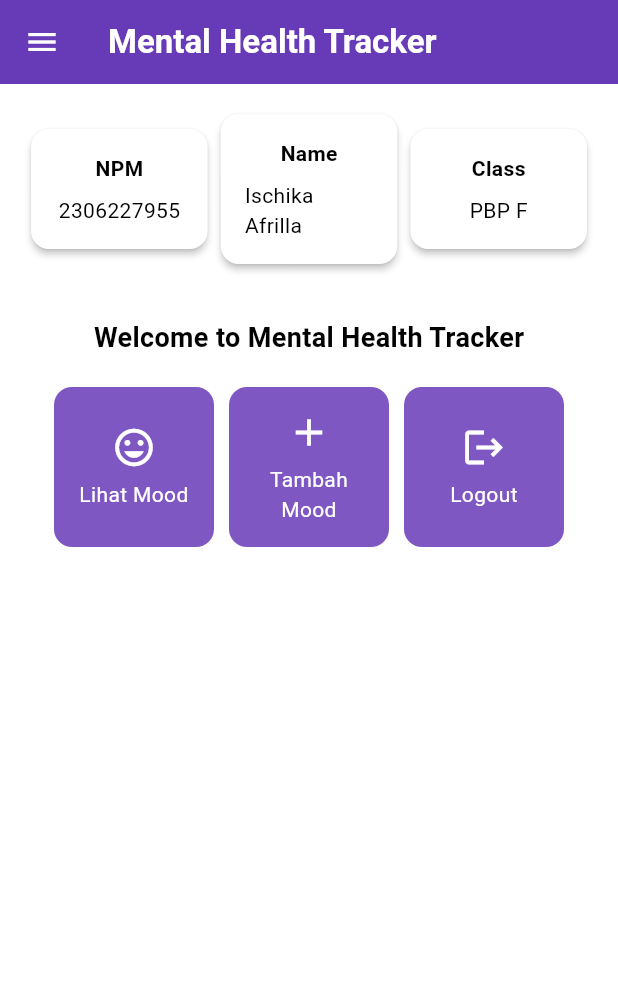
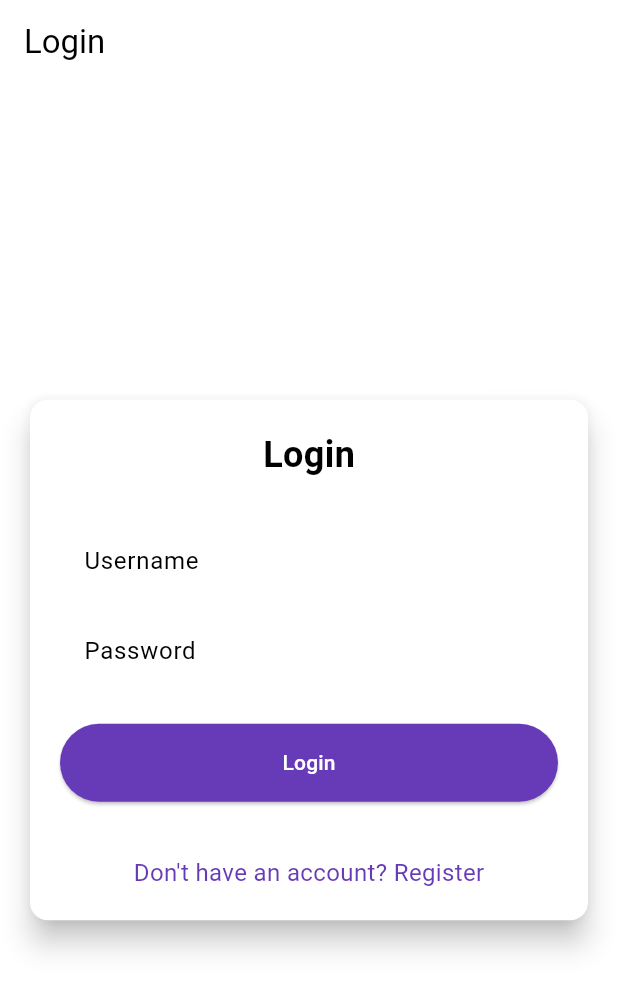
Before and after one commit to kaachiii/mental-health-tracker-mobile, a Flutter app: the screen it shows after launch, on a phone screen of 412 x 824 dp. Shown: the top 991 px of the screen. Run offline on Flutter 3.47's test engine with Material 3 defaults, Android fonts, the phone set to English and light mode, and no system bars; missing offline and left inert: pbp_django_auth.

Commit message:
Mengerjakan tutorial 8

```diff
--- a/lib/main.dart
+++ b/lib/main.dart
@@ -1,5 +1,9 @@
 import 'package:flutter/material.dart';
 import 'package:mental_health_tracker/screens/menu.dart';
+import 'package:pbp_django_auth/pbp_django_auth.dart';
+import 'package:provider/provider.dart';
+import 'package:mental_health_tracker/screens/login.dart';
+import 'package:mental_health_tracker/screens/register.dart';
 
 void main() {
   runApp(const MyApp());
@@ -8,31 +12,23 @@ void main() {
 class MyApp extends StatelessWidget {
   const MyApp({super.key});
 
-  // This widget is the root of your application.
   @override
   Widget build(BuildContext context) {
-    return MaterialApp(
-      title: 'Flutter Demo',
-      theme: ThemeData(
-        // This is the theme of your application.
-        //
-        // TRY THIS: Try running your application with "flutter run". You'll see
-        // the application has a purple toolbar. Then, without quitting the app,
-        // try changing the seedColor in the colorScheme below to Colors.green
-        // and then invoke "hot reload" (save your changes or press the "hot
-        // reload" button in a Flutter-supported IDE, or press "r" if you used
-        // the command line to start the app).
-        //
-        // Notice that the counter didn't reset back to zero; the application
-        // state is not lost during the reload. To reset the state, use hot
-        // restart instead.
-        //
-        // This works for code too, not just values: Most code changes can be
-        // tested with just a hot reload.
-        colorScheme: ColorScheme.fromSwatch(primarySwatch: Colors.deepPurple,).copyWith(secondary: Colors.deepPurple[400]),
-        useMaterial3: true,
+    return Provider(
+      create: (_) {
+        CookieRequest request = CookieRequest();
+        return request;
+      },
+      child: MaterialApp(
+        title: 'Mental Health Tracker',
+        theme: ThemeData(
+          useMaterial3: true,
+          colorScheme: ColorScheme.fromSwatch(
+            primarySwatch: Colors.deepPurple,
+          ).copyWith(secondary: Colors.deepPurple[400]),
+        ),
+        home: const LoginPage(),
       ),
-      home: MyHomePage(),
     );
   }
 }
--- /dev/null
+++ b/lib/screens/login.dart
@@ -0,0 +1,182 @@
+import 'package:mental_health_tracker/screens/menu.dart';
+import 'package:flutter/material.dart';
+import 'package:pbp_django_auth/pbp_django_auth.dart';
+import 'package:provider/provider.dart';
+import 'package:mental_health_tracker/screens/register.dart';
+// TODO: Import halaman RegisterPage jika sudah dibuat
+
+void main() {
+  runApp(const LoginApp());
+}
+
+class LoginApp extends StatelessWidget {
+  const LoginApp({super.key});
+
+  @override
+  Widget build(BuildContext context) {
+    return MaterialApp(
+      title: 'Login',
+      theme: ThemeData(
+        useMaterial3: true,
+        colorScheme: ColorScheme.fromSwatch(
+          primarySwatch: Colors.deepPurple,
+        ).copyWith(secondary: Colors.deepPurple[400]),
+      ),
+      home: const LoginPage(),
+    );
+  }
+}
+
+class LoginPage extends StatefulWidget {
+  const LoginPage({super.key});
+
+  @override
+  State<LoginPage> createState() => _LoginPageState();
+}
+
+class _LoginPageState extends State<LoginPage> {
+  final TextEditingController _usernameController = TextEditingController();
+  final TextEditingController _passwordController = TextEditingController();
+
+  @override
+  Widget build(BuildContext context) {
+    final request = context.watch<CookieRequest>();
+
+    return Scaffold(
+      appBar: AppBar(
+        title: const Text('Login'),
+      ),
+      body: Center(
+        child: SingleChildScrollView(
+          padding: const EdgeInsets.all(16.0),
+          child: Card(
+            elevation: 8,
+            shape: RoundedRectangleBorder(
+              borderRadius: BorderRadius.circular(12.0),
+            ),
+            child: Padding(
+              padding: const EdgeInsets.all(20.0),
+              child: Column(
+                mainAxisSize: MainAxisSize.min,
+                children: [
+                  const Text(
+                    'Login',
+                    style: TextStyle(
+                      fontSize: 24.0,
+                      fontWeight: FontWeight.bold,
+                    ),
+                  ),
+                  const SizedBox(height: 30.0),
+                  TextField(
+                    controller: _usernameController,
+                    decoration: const InputDecoration(
+                      labelText: 'Username',
+                      hintText: 'Enter your username',
+                      border: OutlineInputBorder(
+                        borderRadius: BorderRadius.all(Radius.circular(12.0)),
+                      ),
+                      contentPadding:
+                          EdgeInsets.symmetric(horizontal: 12.0, vertical: 8.0),
+                    ),
+                  ),
+                  const SizedBox(height: 12.0),
+                  TextField(
+                    controller: _passwordController,
+                    decoration: const InputDecoration(
+                      labelText: 'Password',
+                      hintText: 'Enter your password',
+                      border: OutlineInputBorder(
+                        borderRadius: BorderRadius.all(Radius.circular(12.0)),
+                      ),
+                      contentPadding:
+                          EdgeInsets.symmetric(horizontal: 12.0, vertical: 8.0),
+                    ),
+                    obscureText: true,
+                  ),
+                  const SizedBox(height: 24.0),
+                  ElevatedButton(
+                    onPressed: () async {
+                      String username = _usernameController.text;
+                      String password = _passwordController.text;
+
+                      // Cek kredensial
+                      // TODO: Ganti URL dan jangan lupa tambahkan trailing slash (/) di akhir URL!
+                      // Untuk menyambungkan Android emulator dengan Django pada localhost,
+                      // gunakan URL http://10.0.2.2/
+                      final response = await request
+                          .login("http://127.0.0.1:8000/auth/login/", {
+                        'username': username,
+                        'password': password,
+                      });
+
+                      if (request.loggedIn) {
+                        String message = response['message'];
+                        String uname = response['username'];
+                        if (context.mounted) {
+                          Navigator.pushReplacement(
+                            context,
+                            MaterialPageRoute(
+                                builder: (context) => MyHomePage()),
+                          );
+                          ScaffoldMessenger.of(context)
+                            ..hideCurrentSnackBar()
+                            ..showSnackBar(
+                              SnackBar(
+                                  content:
+                                      Text("$message Selamat datang, $uname.")),
+                            );
+                        }
+                      } else {
+                        if (context.mounted) {
+                          showDialog(
+                            context: context,
+                            builder: (context) => AlertDialog(
+                              title: const Text('Login Gagal'),
+                              content: Text(response['message']),
+                              actions: [
+                                TextButton(
+                                  child: const Text('OK'),
+                                  onPressed: () {
+                                    Navigator.pop(context);
+                                  },
+                                ),
+                              ],
+                            ),
+                          );
+                        }
+                      }
+                    },
+                    style: ElevatedButton.styleFrom(
+                      foregroundColor: Colors.white,
+                      minimumSize: Size(double.infinity, 50),
+                      backgroundColor: Theme.of(context).colorScheme.primary,
+                      padding: const EdgeInsets.symmetric(vertical: 16.0),
+                    ),
+                    child: const Text('Login'),
+                  ),
+                  const SizedBox(height: 36.0),
+                  GestureDetector(
+                    onTap: () {
+                      Navigator.push(
+                        context,
+                        MaterialPageRoute(
+                            builder: (context) => const RegisterPage()),
+                      );
+                    },
+                    child: Text(
+                      'Don\'t have an account? Register',
+                      style: TextStyle(
+                        color: Theme.of(context).colorScheme.primary,
+                        fontSize: 16.0,
+                      ),
+                    ),
+                  ),
+                ],
+              ),
+            ),
+          ),
+        ),
+      ),
+    );
+  }
+}
--- a/pubspec.yaml
+++ b/pubspec.yaml
@@ -35,6 +35,9 @@ dependencies:
   # The following adds the Cupertino Icons font to your application.
   # Use with the CupertinoIcons class for iOS style icons.
   cupertino_icons: ^1.0.8
+  provider: ^6.1.2
+  pbp_django_auth: ^0.4.0
+  http: ^1.2.2
 
 dev_dependencies:
   flutter_test:
```
Also changed, not shown: lib/models/mood_entry.dart (added, +66 -0 lines), lib/screens/list_moodentry.dart (added, +90 -0 lines), lib/screens/register.dart (added, +166 -0 lines), lib/widgets/left_drawer.dart (+14 -0 lines), lib/widgets/mood_card.dart (+9 -0 lines), pubspec.lock, 2 other files.
